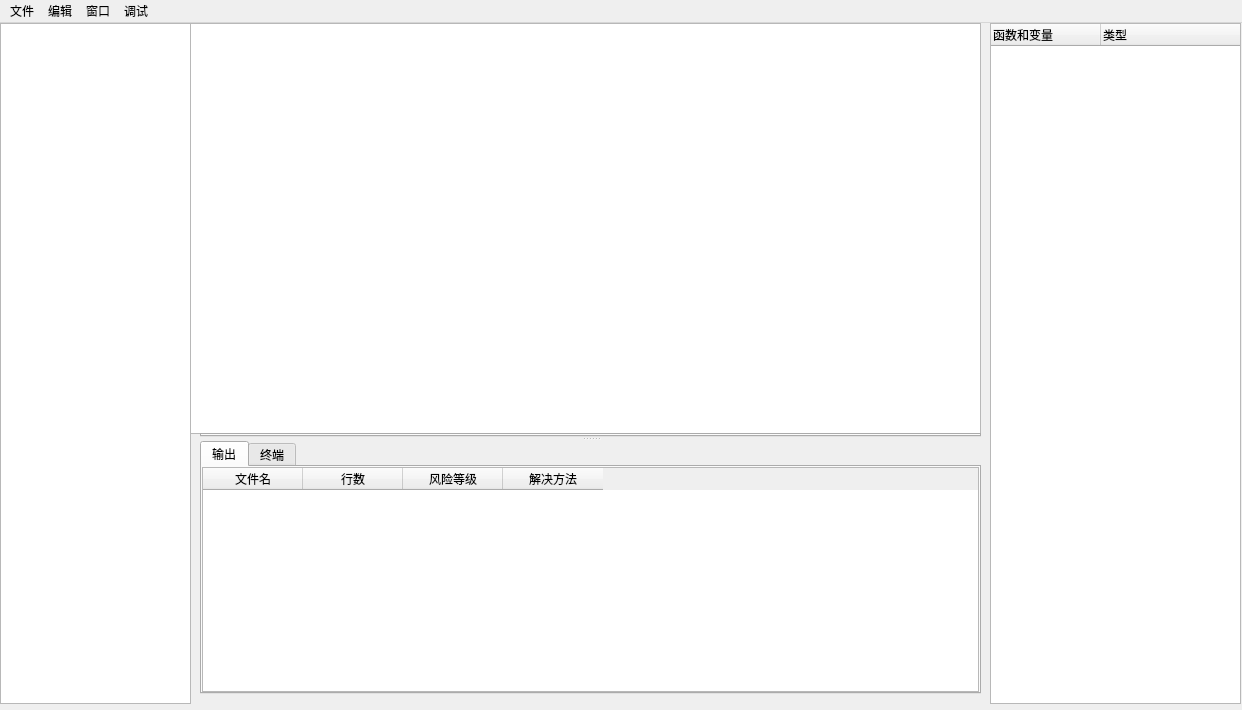
Above: QTApplication/MainWindow.ui from StuBoo3i/CodeAudit before the change. Below: the same form after it.
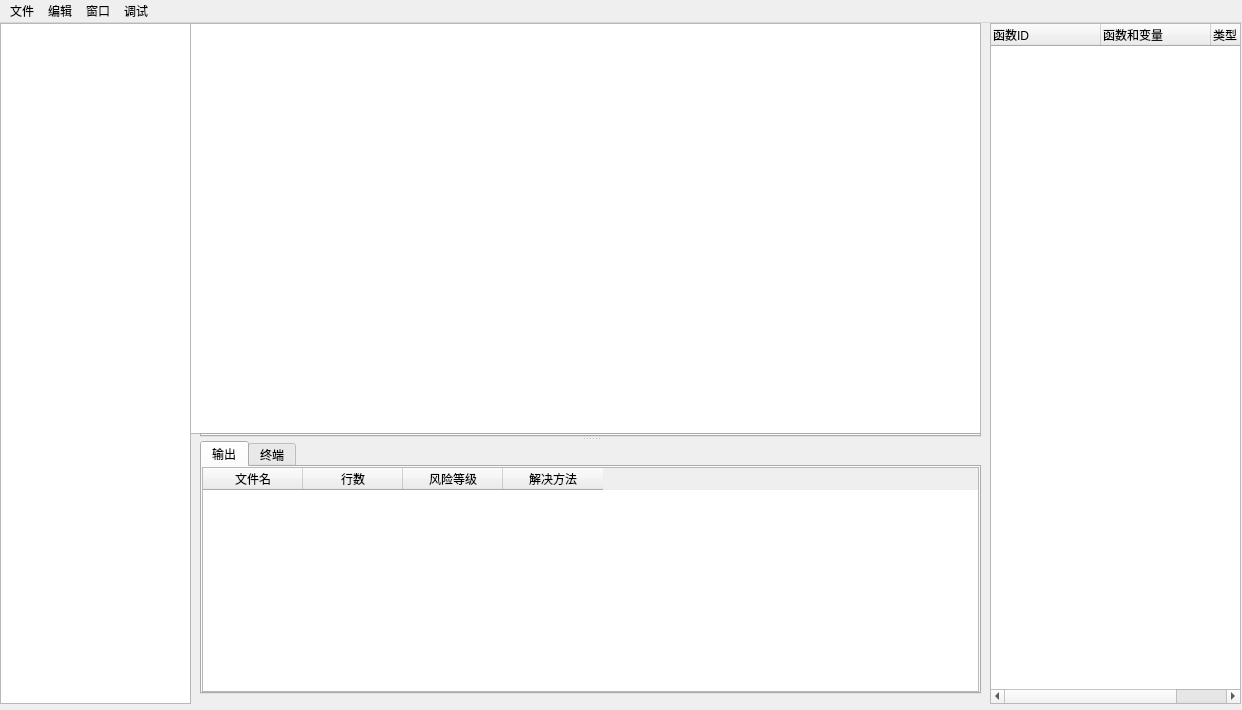
That is the form after the change. Icons and pictures are not drawn.

Diff of the .ui file:
```diff
--- a/QTApplication/MainWindow.ui
+++ b/QTApplication/MainWindow.ui
@@ -66,6 +66,11 @@
     <attribute name="headerHighlightSections">
      <bool>false</bool>
     </attribute>
+    <column>
+     <property name="text">
+      <string>函数ID</string>
+     </property>
+    </column>
     <column>
      <property name="text">
       <string>函数和变量</string>
```
Left out of the diff: 17 changed lines with no effect on the pictures.
